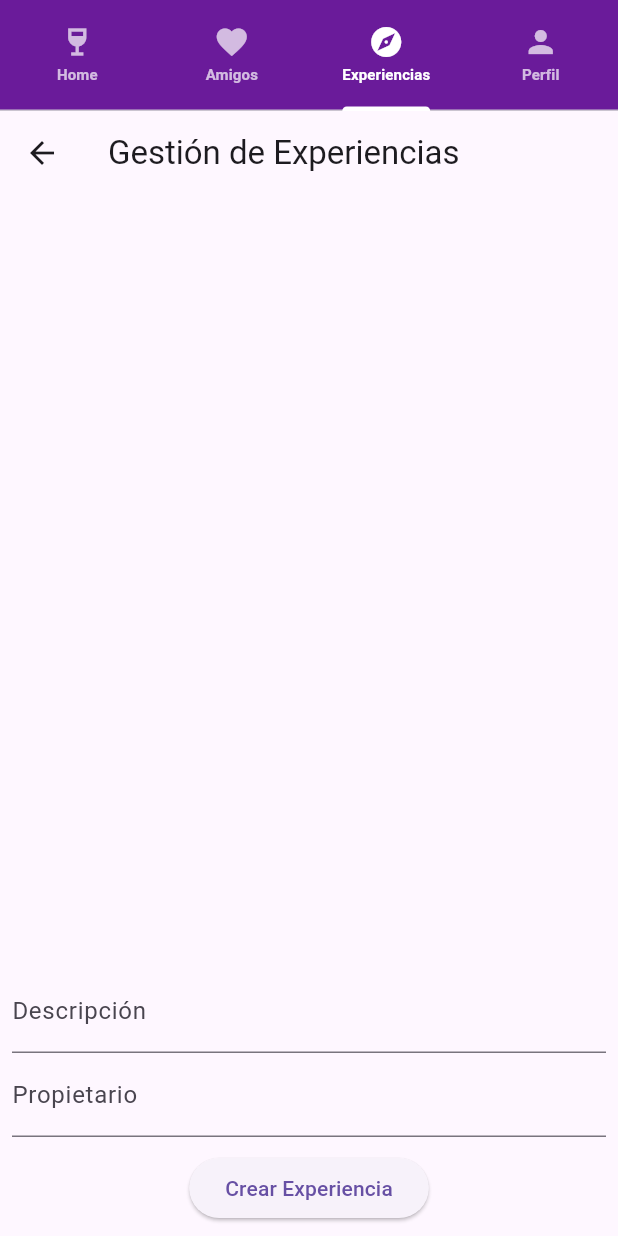
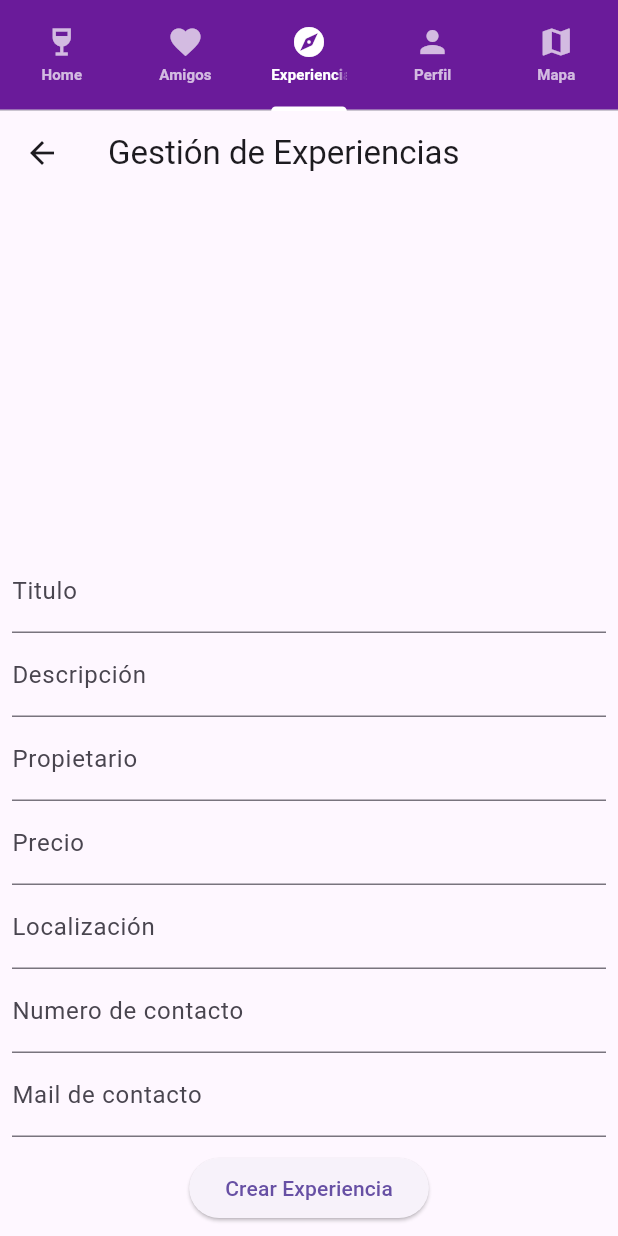
Before and after one commit to Erpedrico/Minimo_2_EA_Frontend, a Flutter app: the TabBarScaffold screen opened by its route, tab 3 chosen, after a tap on "Crear Experiencia", on a phone screen of 412 x 824 dp. Run offline on Flutter 3.47's test engine with Material 3 defaults, Android fonts, the light colour scheme and no system bars; our stand-ins replace dio, flutter_map, get, latlong2; accounts and stored records are empty; network calls fail.

Commit message:
añadir y ver experiencias / mapa

```diff
--- a/lib/main.dart
+++ b/lib/main.dart
@@ -1,4 +1,5 @@
 import 'package:flutter/material.dart';
+import 'package:flutter_application_1/screen/map.dart';
 import 'package:flutter_application_1/screen/perfilExternalUsuario.dart';
 import 'package:get/get.dart';
 import 'package:provider/provider.dart';
@@ -43,6 +44,11 @@ class MyApp extends StatelessWidget {
           name: '/perfilExternalUsuario',
           page: () => PerfilExternalPage(),
         ),
+        // Ruta para mapa
+        GetPage(
+          name: '/mapa',
+          page: () => MapPage(),
+        ),
       ],
     );
   }
--- a/lib/models/experienceModel.dart
+++ b/lib/models/experienceModel.dart
@@ -43,41 +43,55 @@ class ExperienceModel with ChangeNotifier {
   }
 }*/
 
+
 class ExperienceModel {
   final String? id;
+  final String? title;
   final String? owner;
   //final List<String>? participants;
   final String? description;
-  final String? tipo;
-  final bool? habilitado;
+  final int? price;
+  final String? location;
+  final int? contactnumber;
+  final String? contactmail;
+
 
   ExperienceModel({
     this.id,
+    this.title,
     this.owner,
     //this.participants,
     this.description,
-    this.tipo,
-    this.habilitado,
+    this.price,
+    this.location,
+    this.contactnumber,
+    this.contactmail
   });
 
   factory ExperienceModel.fromJson(Map<String, dynamic> json) {
     return ExperienceModel(
       id: json['_id'],
+      title: json['title'],
       owner: json['owner'],
       //participants: List<String>.from(json['participants']),
       description: json['description'],
-      tipo: json['tipo'],
-      habilitado: json['habilitado'],
+      price: json['price'],
+      location: json['location'],
+      contactnumber: json['contactnumber'],
+      contactmail: json['contactmail']
     );
   }
 
   Map<String, dynamic> toJson() {
     return {
+      'title': title,
       'owner': owner,
       //'participants': participants,
       'description': description,
-      'tipo': tipo,
-      'habilitado': habilitado,
+      'price': price,
+      'location': location,
+      'contactnumber': contactnumber,
+      'contactmail':contactmail
     };
   }
 }
--- a/lib/screen/experiencies.dart
+++ b/lib/screen/experiencies.dart
@@ -12,9 +12,13 @@ class _ExperienciesPageState extends State<ExperienciesPage> {
   final ExperienceService _experienceService = ExperienceService();
   List<ExperienceModel> _experiences = [];
   bool _isLoading = true;
+  final TextEditingController _titleController = TextEditingController();
   final TextEditingController _descriptionController = TextEditingController();
-  final TextEditingController _tipoController = TextEditingController();
   final TextEditingController _ownerController = TextEditingController();
+  final TextEditingController _priceController = TextEditingController();
+  final TextEditingController _locationController = TextEditingController();
+  final TextEditingController _contactnumberController = TextEditingController();
+  final TextEditingController _contactmailController = TextEditingController();
   //final TextEditingController _participantsController = TextEditingController();
 
   @override
@@ -43,27 +47,31 @@ class _ExperienciesPageState extends State<ExperienciesPage> {
 
   Future<void> _createExperience() async {
   try {
-      // Parse participants into a list from the text input
-      /*List<String> participants = _participantsController.text
-          .split(',')
-          .map((participant) => participant.trim())
-          .toList();*/
+    // Convertir el texto de _priceController a un número entero
+    int? price = int.tryParse(_priceController.text);
+    int? contactnumber = int.tryParse(_contactnumberController.text);
 
     ExperienceModel newExperience = ExperienceModel(
+      title: _titleController.text,
       description: _descriptionController.text,
-        tipo: _tipoController.text,
       owner: _ownerController.text,
-        //participants: participants,
-        habilitado: true,
+      price: price, // Usar el entero convertido
+      location: _locationController.text,
+      contactnumber: contactnumber,
+      contactmail: _contactmailController.text,
     );
 
     int status = await _experienceService.createExperience(newExperience);
     if (status == 201) {
-        // Clear all input fields on success
+      // Limpiar los campos de entrada tras un éxito
+      _titleController.clear();
       _descriptionController.clear();
-        _tipoController.clear();
       _ownerController.clear();
-        //_participantsController.clear();
+      _priceController.clear();
+      _locationController.clear();
+      _contactnumberController.clear();
+      _contactmailController.clear();
+
       _loadExperiences(); // Recargar las experiencias
     } else {
       print('Error creating experience');
@@ -72,6 +80,7 @@ class _ExperienciesPageState extends State<ExperienciesPage> {
     print('Error creating experience: $e');
   }
 }
+
 
   @override
   Widget build(BuildContext context) {
@@ -86,9 +95,20 @@ class _ExperienciesPageState extends State<ExperienciesPage> {
                     itemCount: _experiences.length,
                     itemBuilder: (context, index) {
                       final experience = _experiences[index];
+
                       return ListTile(
-                        title: Text(experience.description ?? 'Sin descripción'),
-                        subtitle: Text('Owner: ${experience.owner}'),
+                        title: Text(experience.title ?? 'Sin título'),
+                        subtitle: Column(
+                          crossAxisAlignment: CrossAxisAlignment.start,
+                          children: [
+                            Text('Descripción: ${experience.description ?? 'Sin descripción'}'),
+                            Text('Owner: ${experience.owner ?? 'Sin owner'}'),
+                            Text('Precio: ${experience.price ?? 'Sin precio'}'),
+                            Text('Localicación: ${experience.location ?? 'Sin localización'}'),
+                            Text('Teléfono de contacto: ${experience.contactnumber ?? 'Sin numero de telefono'}'),
+                            Text('Mail de contacto: ${experience.contactmail ?? 'Sin mail de contacto'}'),
+                          ],
+                        ),
                       );
                     },
                   ),
@@ -100,6 +120,11 @@ class _ExperienciesPageState extends State<ExperienciesPage> {
                     children: [
 
                       TextField(
+                        controller: _titleController,
+                        decoration: InputDecoration(labelText: 'Titulo'),
+                      ),
+
+                      TextField(
                         controller: _descriptionController,
                         decoration: InputDecoration(labelText: 'Descripción'),
                       ),
@@ -107,6 +132,26 @@ class _ExperienciesPageState extends State<ExperienciesPage> {
                       TextField(
                         controller: _ownerController,
                         decoration: InputDecoration(labelText: 'Propietario'),
+                      ),
+
+                      TextField(
+                        controller: _priceController,
+                        decoration: InputDecoration(labelText: 'Precio'),
+                      ),
+
+                      TextField(
+                        controller: _locationController,
+                        decoration: InputDecoration(labelText: 'Localización'),
+                      ),
+
+                      TextField(
+                        controller: _contactnumberController,
+                        decoration: InputDecoration(labelText: 'Numero de contacto'),
+                      ),
+
+                      TextField(
+                        controller: _contactmailController,
+                        decoration: InputDecoration(labelText: 'Mail de contacto'),
                       ),
 
                       /*TextField(
--- a/lib/widgets/bottomNavigationBar.dart
+++ b/lib/widgets/bottomNavigationBar.dart
@@ -5,6 +5,7 @@ import 'package:flutter_application_1/screen/register.dart';
 import 'package:flutter_application_1/screen/user.dart';
 import 'package:flutter_application_1/screen/home.dart';
 import 'package:flutter_application_1/screen/perfilPersonal.dart';
+import 'package:flutter_application_1/screen/map.dart';
 
 
 class BottomNavScaffold extends StatefulWidget {
@@ -21,6 +22,7 @@ class _BottomNavScaffoldState extends State<BottomNavScaffold> {
     UserPage(),
     ExperienciesPage(),
     PerfilPage(),
+    MapPage(),
   ];
 
   // Método para cambiar la pantalla
@@ -56,6 +58,10 @@ class _BottomNavScaffoldState extends State<BottomNavScaffold> {
             icon: Icon(Icons.local_activity),
             label: 'Experiencias',
           ),
+          BottomNavigationBarItem(
+            icon: Icon(Icons.map),
+            label: 'Mapa',
+          ),
         ],
       ),
     );
--- a/lib/widgets/experienceCard.dart
+++ b/lib/widgets/experienceCard.dart
@@ -22,8 +22,13 @@ class ExperienceCard extends StatelessWidget {
           children: [
 
             Text(
+              'Titulo: ',
+              style: const TextStyle(fontSize: 18, fontWeight: FontWeight.bold),
+            ),
+
+            Text(
               'Descripción:',
-              style: const TextStyle(fontSize: 18, fontWeight: FontWeight.bold),
+              style: const TextStyle(fontWeight: FontWeight.bold),
             ),
 
             const SizedBox(height: 4),
--- a/lib/widgets/tabBarScaffold.dart
+++ b/lib/widgets/tabBarScaffold.dart
@@ -3,12 +3,13 @@ import 'package:flutter_application_1/screen/home.dart';
 import 'package:flutter_application_1/screen/perfilPersonal.dart';
 import 'package:flutter_application_1/screen/user.dart';
 import 'package:flutter_application_1/screen/experiencies.dart';
+import 'package:flutter_application_1/screen/map.dart';
 
 class TabBarScaffold extends StatelessWidget {
   @override
   Widget build(BuildContext context) {
     return DefaultTabController(
-      length: 4, // Número de pestañas
+      length: 5, // Número de pestañas
       child: Scaffold(
         body: Column(
           children: [
@@ -39,6 +40,10 @@ class TabBarScaffold extends StatelessWidget {
                       icon: Icon(Icons.person),
                       text: 'Perfil',
                     ),
+                    Tab(
+                      icon: Icon(Icons.map),
+                      text: 'Mapa',
+                    ),
                   ],
                 ),
               ),
@@ -50,6 +55,7 @@ class TabBarScaffold extends StatelessWidget {
                   UserPage(), // Página de usuario
                   ExperienciesPage(), // Página de experiencias
                   PerfilPage(), // Página de perfil
+                  MapPage(),
                 ],
               ),
             ),
```
Also changed, not shown: lib/screen/map.dart (added, +49 -0 lines), lib/widgets/map.dart (added, +49 -0 lines), pubspec.yaml (+5 -3 lines), pubspec.lock, 2 other files. Lines whose indentation alone changed are shown as unchanged.
